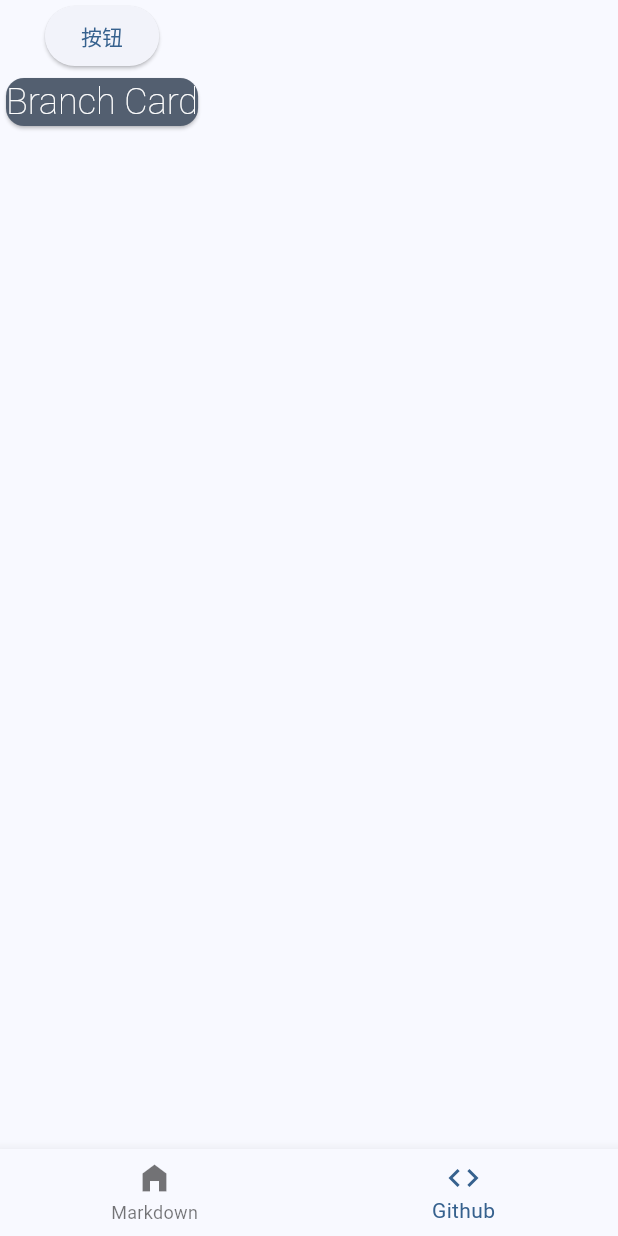
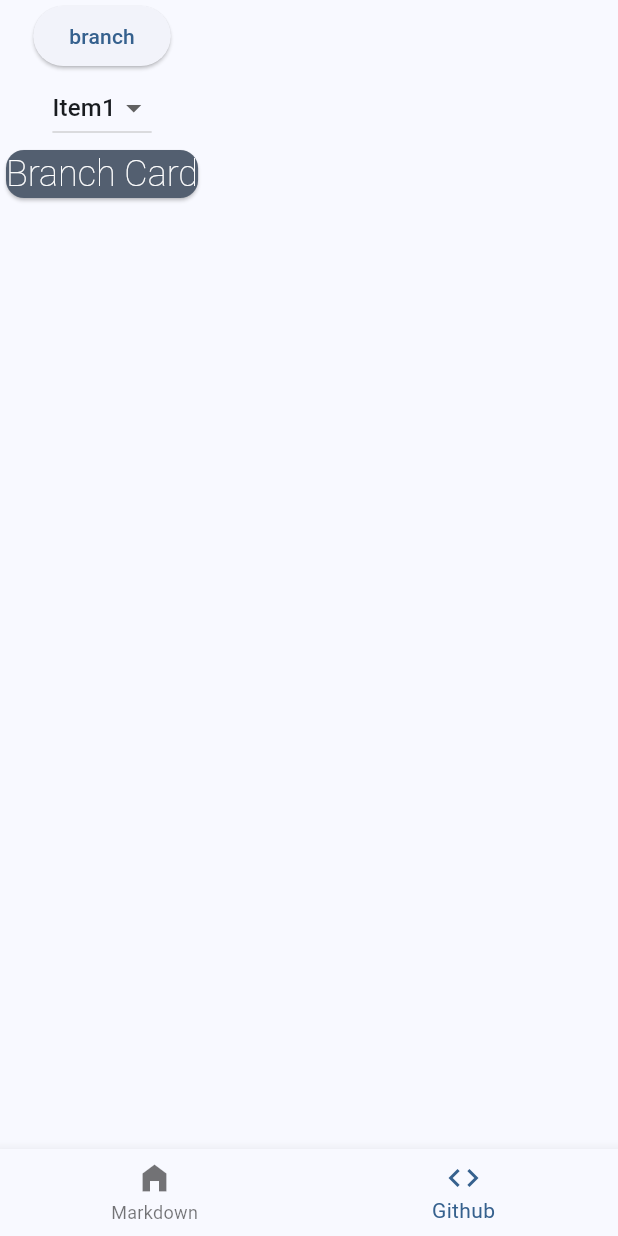
Before and after one commit to Bengerthelorf/gitmark, a Flutter app: the screen it shows after launch, item 2 of the bottom bar chosen, on a phone screen of 412 x 824 dp. Run offline on Flutter 3.47's test engine with Material 2 defaults, Android fonts, the light colour scheme and no system bars.

Commit message:
dropdownbuttom

```diff
--- a/lib/Page/github_page.dart
+++ b/lib/Page/github_page.dart
@@ -16,13 +16,20 @@ class _GithubPageState extends State<GithubPage> {
             onPressed: () {
             // do something
             },
-            child: Text('按钮'),
+            // ignore: sort_child_properties_last
+            child: Text('branch'),
             style: ElevatedButton.styleFrom(
             shape: RoundedRectangleBorder(
             borderRadius: BorderRadius.circular(20.0),
               ),
             // other properties
             ),
+          ),
+          DropdownButton(items: [
+            DropdownMenuItem(child: Text("Item1")),
+            DropdownMenuItem(child: Text("Item2"))
+            ],
+            onChanged: (value) {}
           ),
           BranchCard(),
         ],
```
